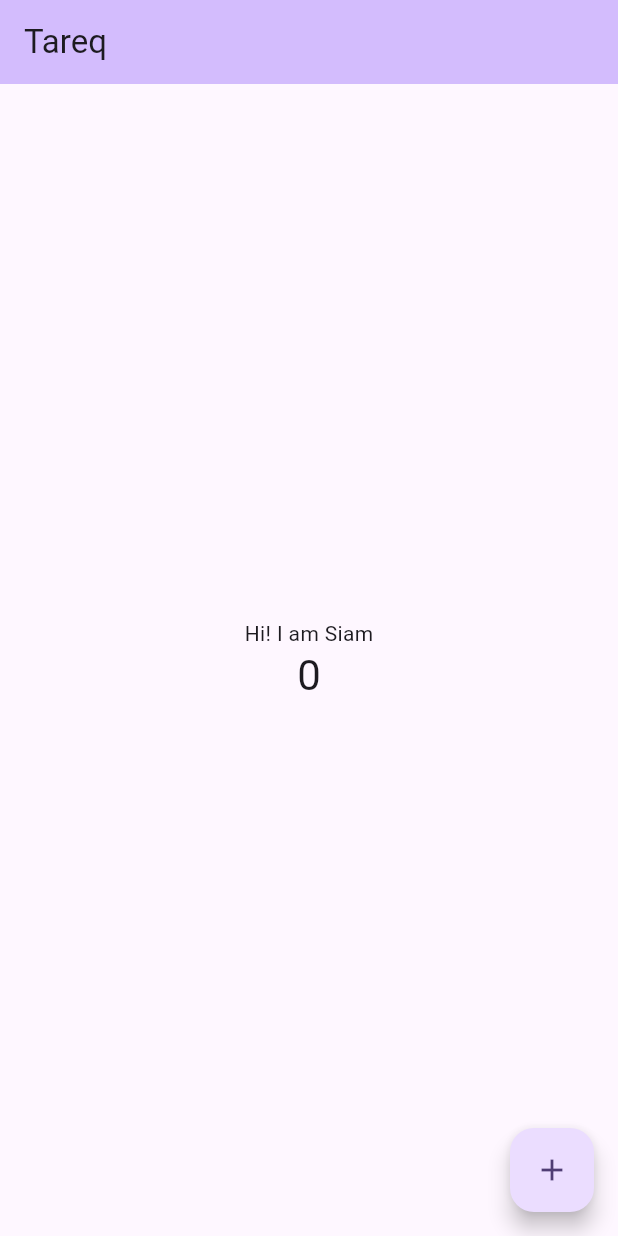
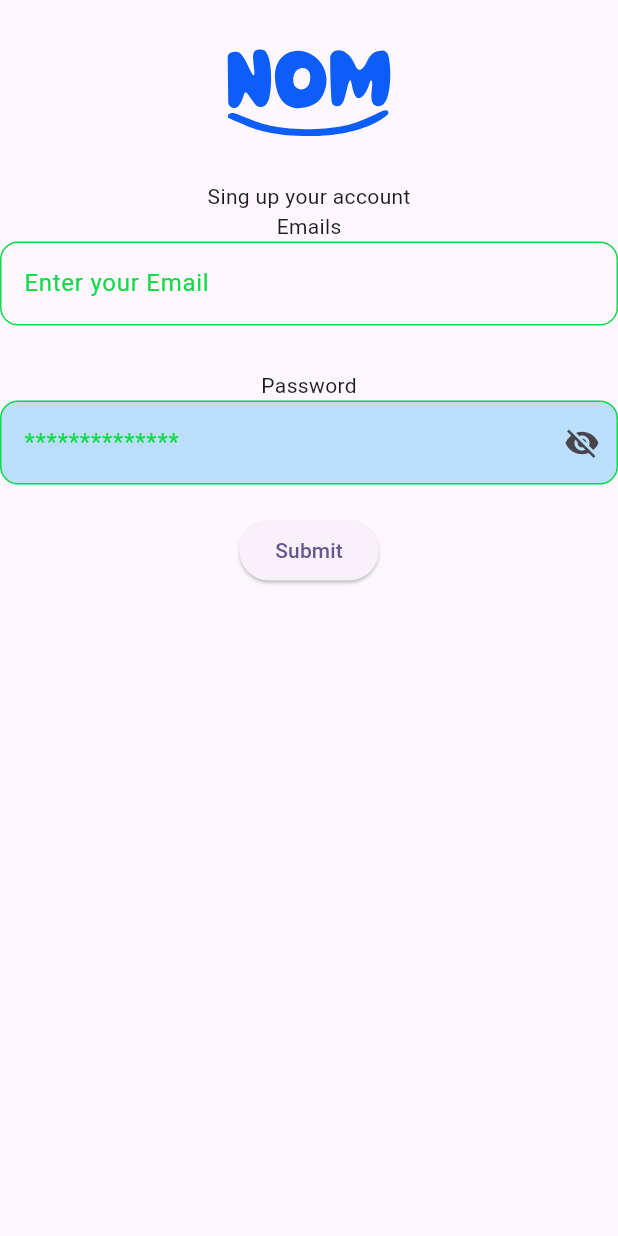
Before and after one commit to SimantoTareq/Food-App, a Flutter app: the screen it shows after launch, on a phone screen of 412 x 824 dp. Run offline on Flutter 3.47's test engine with Material 3 defaults, Android fonts, the phone set to English and light mode, and no system bars; our stand-ins replace flutter_svg.

Commit message:
add singup page

```diff
--- a/lib/main.dart
+++ b/lib/main.dart
@@ -1,4 +1,5 @@
 import 'package:flutter/material.dart';
+import 'package:food_app/sign_up_page.dart';
 //Owner : Tareq
 //Collaborator: Siam
 void main() {
@@ -12,6 +13,7 @@ class MyApp extends StatelessWidget {
   @override
   Widget build(BuildContext context) {
     return MaterialApp(
+      debugShowCheckedModeBanner: false,
       title: 'Flutter Demo',
       theme: ThemeData(
         // This is the theme of your application.
@@ -32,95 +34,7 @@ class MyApp extends StatelessWidget {
         colorScheme: ColorScheme.fromSeed(seedColor: Colors.deepPurple),
         useMaterial3: true,
       ),
-      home: const MyHomePage(title: 'Tareq'),
+      home: SignUpPage(),
     );
   }
 }
-
-class MyHomePage extends StatefulWidget {
-  const MyHomePage({super.key, required this.title});
-
-  // This widget is the home page of your application. It is stateful, meaning
-  // that it has a State object (defined below) that contains fields that affect
-  // how it looks.
-
-  // This class is the configuration for the state. It holds the values (in this
-  // case the title) provided by the parent (in this case the App widget) and
-  // used by the build method of the State. Fields in a Widget subclass are
-  // always marked "final".
-
-  final String title;
-
-  @override
-  State<MyHomePage> createState() => _MyHomePageState();
-}
-
-class _MyHomePageState extends State<MyHomePage> {
-  int _counter = 0;
-
-  void _incrementCounter() {
-    setState(() {
-      // This call to setState tells the Flutter framework that something has
-      // changed in this State, which causes it to rerun the build method below
-      // so that the display can reflect the updated values. If we changed
-      // _counter without calling setState(), then the build method would not be
-      // called again, and so nothing would appear to happen.
-      _counter++;
-    });
-  }
-
-  @override
-  Widget build(BuildContext context) {
-    // This method is rerun every time setState is called, for instance as done
-    // by the _incrementCounter method above.
-    //
-    // The Flutter framework has been optimized to make rerunning build methods
-    // fast, so that you can just rebuild anything that needs updating rather
-    // than having to individually change instances of widgets.
-    return Scaffold(
-      appBar: AppBar(
-        // TRY THIS: Try changing the color here to a specific color (to
-        // Colors.amber, perhaps?) and trigger a hot reload to see the AppBar
-        // change color while the other colors stay the same.
-        backgroundColor: Theme.of(context).colorScheme.inversePrimary,
-        // Here we take the value from the MyHomePage object that was created by
-        // the App.build method, and use it to set our appbar title.
-        title: Text(widget.title),
-      ),
-      body: Center(
-        // Center is a layout widget. It takes a single child and positions it
-        // in the middle of the parent.
-        child: Column(
-          // Column is also a layout widget. It takes a list of children and
-          // arranges them vertically. By default, it sizes itself to fit its
-          // children horizontally, and tries to be as tall as its parent.
-          //
-          // Column has various properties to control how it sizes itself and
-          // how it positions its children. Here we use mainAxisAlignment to
-          // center the children vertically; the main axis here is the vertical
-          // axis because Columns are vertical (the cross axis would be
-          // horizontal).
-          //
-          // TRY THIS: Invoke "debug painting" (choose the "Toggle Debug Paint"
-          // action in the IDE, or press "p" in the console), to see the
-          // wireframe for each widget.
-          mainAxisAlignment: MainAxisAlignment.center,
-          children: <Widget>[
-            const Text(
-              'Hi! I am Siam',
-            ),
-            Text(
-              '$_counter',
-              style: Theme.of(context).textTheme.headlineMedium,
-            ),
-          ],
-        ),
-      ),
-      floatingActionButton: FloatingActionButton(
-        onPressed: _incrementCounter,
-        tooltip: 'Increment',
-        child: const Icon(Icons.add),
-      ), // This trailing comma makes auto-formatting nicer for build methods.
-    );
-  }
-}
--- /dev/null
+++ b/lib/sign_up_page.dart
@@ -0,0 +1,188 @@
+import 'package:flutter/cupertino.dart';
+import 'package:flutter/material.dart';
+import 'package:flutter_svg/flutter_svg.dart';
+
+class SignUpPage extends StatefulWidget {
+  const SignUpPage({super.key});
+
+  @override
+  State<SignUpPage> createState() => _SignUpPageState();
+}
+
+class _SignUpPageState extends State<SignUpPage> {
+  final TextEditingController emailController = TextEditingController();
+  final TextEditingController passwordController = TextEditingController();
+  final GlobalKey<FormState> _formKey = GlobalKey();
+  bool isObsecure = true;
+
+
+
+  @override
+  Widget build(BuildContext context) {
+
+    return Scaffold(
+      body: Container(
+        child: Column(
+
+          children: [
+
+            SvgPicture.asset('images/app_logo.svg'),
+            Text("Sing up your account"),
+
+            Form(
+              key: _formKey,
+              child: Column(
+                children: [
+                  Text("Emails"),
+                  TextFormField(
+                    controller: emailController,
+                    decoration: InputDecoration(
+                      hintText: "Enter your Email",
+                      hintStyle: TextStyle(color: Color(0xff0FDA48)),
+
+
+                      enabledBorder: OutlineInputBorder(
+                          borderRadius: BorderRadius.circular(12),
+                          borderSide: BorderSide(color: Color(0xff0FDA48))),
+                      focusedBorder: OutlineInputBorder(
+                          borderRadius: BorderRadius.circular(12),
+                          borderSide: BorderSide(
+                              color: Color(0xff0FDA48))),
+
+                    ),
+
+
+                    keyboardType: TextInputType.emailAddress,
+
+                    validator: (value) {
+                      // Check if this field is empty
+                      if (value == null || value.isEmpty) {
+                        return 'This field is required';
+                      }
+
+                      // using regular expression
+                      if (!RegExp(r'\S+@\S+\.\S+').hasMatch(value)) {
+                        return "Please enter a valid email address";
+                      }
+
+                      // the email is valid
+                      return null;
+                    },
+                  ),
+                  SizedBox(
+                    height: 30,
+                  ),
+                  Text("Password"),
+                  TextFormField(
+
+                    validator: (value) {
+                      if (value!.isEmpty) {
+                        return "Password is empty";
+                      }
+                      if (value.length < 4) {
+                        return "Password is too short";
+                      }
+                      if (value.length > 10) {
+                        return "Password is too long";
+                      }
+                    },
+                    maxLines: 1,
+                    obscureText: isObsecure,
+                    obscuringCharacter: "*",
+                    controller: passwordController,
+                    decoration: InputDecoration(
+
+                      //prefix: Icon(Icons.email),
+
+                      suffixIcon: IconButton(
+                          onPressed: () {
+                            setState(() {
+                              isObsecure = !isObsecure;
+                            });
+                          },
+                          icon: Icon(isObsecure == false
+                              ? Icons.visibility
+                              : Icons.visibility_off)),
+                      fillColor: Colors.blue[100],
+                      filled: true,
+                      hintText: "**************",
+                      labelStyle: TextStyle(color: Color(0xff0FDA48)),
+                      hintStyle: TextStyle(color: Color(0xff0FDA48)),
+
+                      enabledBorder: OutlineInputBorder(
+                          borderRadius: BorderRadius.circular(12),
+                          borderSide: BorderSide(color: Color(0xff0FDA48))),
+                      focusedBorder: OutlineInputBorder(
+                          borderRadius: BorderRadius.circular(12),
+                          borderSide: BorderSide(
+                              color: Color(0xff0FDA48))),
+                    ),
+                  ),
+                  SizedBox(
+                    height: 20,
+                  ),
+                  ElevatedButton(
+                      onPressed: () {
+                        if (_formKey.currentState!.validate()) {
+                          print("Okay");
+
+                        } else {
+                          print("Something is wrong");
+                        }
+                      },
+                      child: Text("Submit"))
+                ],
+              ),
+            ),
+
+
+          ],
+        ),
+
+      ),
+    );
+  }
+}
+
+class CustomeTextField extends StatelessWidget {
+  CustomeTextField(
+      {this.hintText,
+        this.keyboardType,
+        this.controller,
+        this.labelText,
+        this.validator,
+        this.Prefixicon});
+
+  TextEditingController? controller;
+  String? hintText, labelText;
+  IconData? Prefixicon;
+  dynamic? validator;
+  TextInputType? keyboardType;
+
+  @override
+  Widget build(BuildContext context) {
+    return TextFormField(
+      keyboardType: keyboardType,
+      validator: validator,
+      controller: controller,
+      decoration: InputDecoration(
+        //prefix: Icon(Icons.email),
+        //  prefixIcon: Icon(Icons.email),
+
+        suffixIcon: Icon(Prefixicon),
+        fillColor: Colors.blue[100],
+        filled: true,
+        hintText: "$hintText",
+        labelText: "$labelText",
+        hintStyle: TextStyle(color: Colors.red),
+
+        enabledBorder: OutlineInputBorder(
+            borderRadius: BorderRadius.circular(12),
+            borderSide: BorderSide(color: Colors.red)),
+        focusedBorder: OutlineInputBorder(
+            borderRadius: BorderRadius.circular(12),
+            borderSide: BorderSide(color: Color.fromARGB(255, 86, 244, 54))),
+      ),
+    );
+  }
+}
```
Also changed, not shown: pubspec.yaml (+4 -3 lines), images/Logo.png (added), images/app_logo.svg (added), pubspec.lock.
